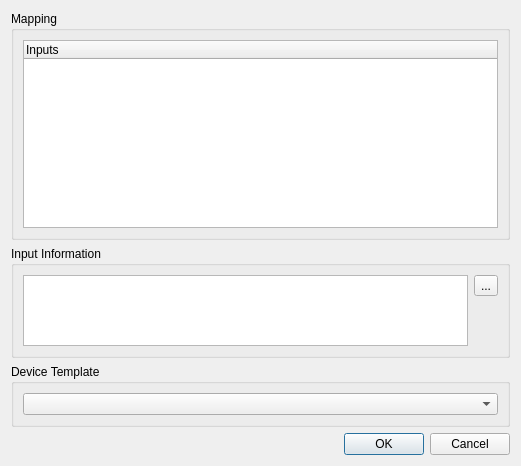
Old version of the form main/inputpatcheditor.ui in the repository Andersbakken/qlc.
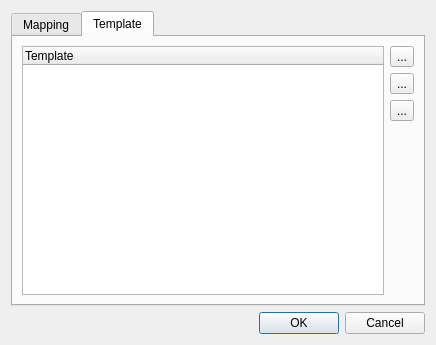
New version of the form. The open tabs and pages were chosen to show the change.

Commit message: Created editing facilities for input templates. Fixed midi input configuration slightly.

```diff
--- a/main/inputpatcheditor.ui
+++ b/main/inputpatcheditor.ui
@@ -5,8 +5,8 @@
    <rect>
     <x>0</x>
     <y>0</y>
-    <width>521</width>
-    <height>466</height>
+    <width>436</width>
+    <height>345</height>
    </rect>
   </property>
   <property name="windowTitle" >
@@ -14,19 +14,17 @@
   </property>
   <layout class="QVBoxLayout" name="verticalLayout" >
    <item>
-    <widget class="QGroupBox" name="m_mappingGroup" >
-     <property name="sizePolicy" >
-      <sizepolicy vsizetype="Expanding" hsizetype="Preferred" >
-       <horstretch>0</horstretch>
-       <verstretch>0</verstretch>
-      </sizepolicy>
+    <widget class="QTabWidget" name="m_tab" >
+     <property name="currentIndex" >
+      <number>0</number>
      </property>
-     <property name="title" >
+     <widget class="QWidget" name="Mapping" >
+      <attribute name="title" >
       <string>Mapping</string>
-     </property>
-     <layout class="QGridLayout" name="gridLayout" >
-      <item row="0" column="0" >
-       <widget class="QTreeWidget" name="m_tree" >
+      </attribute>
+      <layout class="QVBoxLayout" name="verticalLayout_2" >
+       <item>
+        <widget class="QTreeWidget" name="m_mapTree" >
         <column>
          <property name="text" >
           <string>Inputs</string>
@@ -34,9 +32,6 @@
         </column>
        </widget>
       </item>
-     </layout>
-    </widget>
-   </item>
    <item>
     <widget class="QGroupBox" name="m_infoGroup" >
      <property name="sizePolicy" >
@@ -88,35 +83,123 @@
         </property>
        </spacer>
       </item>
-     </layout>
-     <zorder>m_infoBrowser</zorder>
-     <zorder>m_configureButton</zorder>
-     <zorder>m_deviceCombo</zorder>
-    </widget>
-   </item>
-   <item>
-    <widget class="QGroupBox" name="m_deviceGroup" >
+          <item rowspan="2" row="0" column="0" >
+           <widget class="QTextBrowser" name="m_infoBrowser" >
      <property name="sizePolicy" >
-      <sizepolicy vsizetype="Maximum" hsizetype="Preferred" >
+             <sizepolicy vsizetype="Ignored" hsizetype="Expanding" >
        <horstretch>0</horstretch>
        <verstretch>0</verstretch>
       </sizepolicy>
      </property>
-     <property name="title" >
-      <string>Device Template</string>
-     </property>
-     <layout class="QHBoxLayout" name="horizontalLayout_2" >
-      <item>
-       <widget class="QComboBox" name="m_deviceCombo" >
+           </widget>
+          </item>
+          <item row="0" column="1" >
+           <widget class="QToolButton" name="m_configureButton" >
+            <property name="text" >
+             <string>...</string>
+            </property>
+            <property name="iconSize" >
+             <size>
+              <width>26</width>
+              <height>26</height>
+             </size>
+            </property>
+           </widget>
+          </item>
+         </layout>
+        </widget>
+       </item>
+      </layout>
+     </widget>
+     <widget class="QWidget" name="Template" >
+      <attribute name="title" >
+       <string>Template</string>
+      </attribute>
+      <layout class="QGridLayout" name="gridLayout" >
+       <item rowspan="4" row="0" column="0" >
+        <widget class="QTreeWidget" name="m_templateTree" >
+         <property name="rootIsDecorated" >
+          <bool>false</bool>
+         </property>
+         <property name="itemsExpandable" >
+          <bool>false</bool>
+         </property>
+         <property name="allColumnsShowFocus" >
+          <bool>true</bool>
+         </property>
+         <property name="expandsOnDoubleClick" >
+          <bool>false</bool>
+         </property>
+         <column>
+          <property name="text" >
+           <string>Template</string>
+          </property>
+         </column>
+        </widget>
+       </item>
+       <item row="0" column="1" >
+        <widget class="QToolButton" name="m_addTemplateButton" >
         <property name="toolTip" >
-         <string>Select a device template that describes the functions of the selected input device</string>
-        </property>
-        <property name="whatsThis" >
-         <string/>
-        </property>
-       </widget>
-      </item>
-     </layout>
+          <string>Create a new input device template</string>
+         </property>
+         <property name="text" >
+          <string>...</string>
+         </property>
+         <property name="iconSize" >
+          <size>
+           <width>26</width>
+           <height>26</height>
+          </size>
+         </property>
+        </widget>
+       </item>
+       <item row="1" column="1" >
+        <widget class="QToolButton" name="m_removeTemplateButton" >
+         <property name="toolTip" >
+          <string>Delete the selected device template</string>
+         </property>
+         <property name="text" >
+          <string>...</string>
+         </property>
+         <property name="iconSize" >
+          <size>
+           <width>26</width>
+           <height>26</height>
+          </size>
+         </property>
+        </widget>
+       </item>
+       <item row="2" column="1" >
+        <widget class="QToolButton" name="m_editTemplateButton" >
+         <property name="toolTip" >
+          <string>Edit the selected device template</string>
+         </property>
+         <property name="text" >
+          <string>...</string>
+         </property>
+         <property name="iconSize" >
+          <size>
+           <width>26</width>
+           <height>26</height>
+          </size>
+         </property>
+        </widget>
+       </item>
+       <item row="3" column="1" >
+        <spacer name="verticalSpacer_2" >
+         <property name="orientation" >
+          <enum>Qt::Vertical</enum>
+         </property>
+         <property name="sizeHint" stdset="0" >
+          <size>
+           <width>20</width>
+           <height>170</height>
+          </size>
+         </property>
+        </spacer>
+       </item>
+      </layout>
+     </widget>
     </widget>
    </item>
    <item>
```
Left out of the diff: 23 changed lines with no effect on the pictures. Lines whose indentation alone changed are shown as unchanged. The commit also changes 23 other files.
